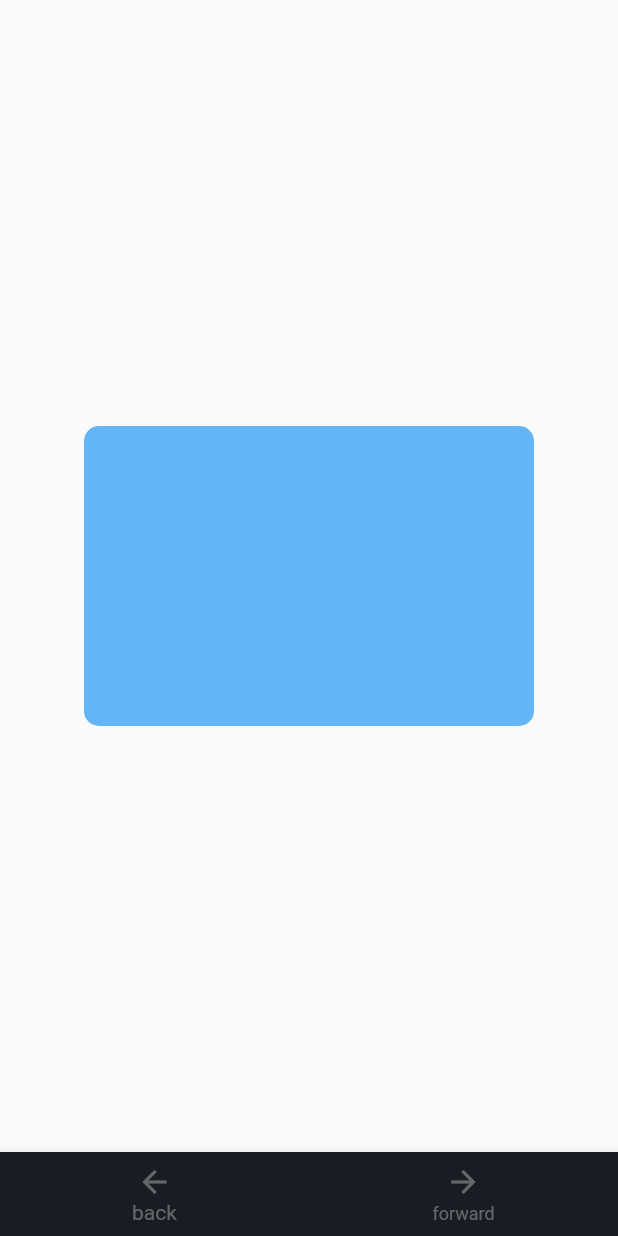
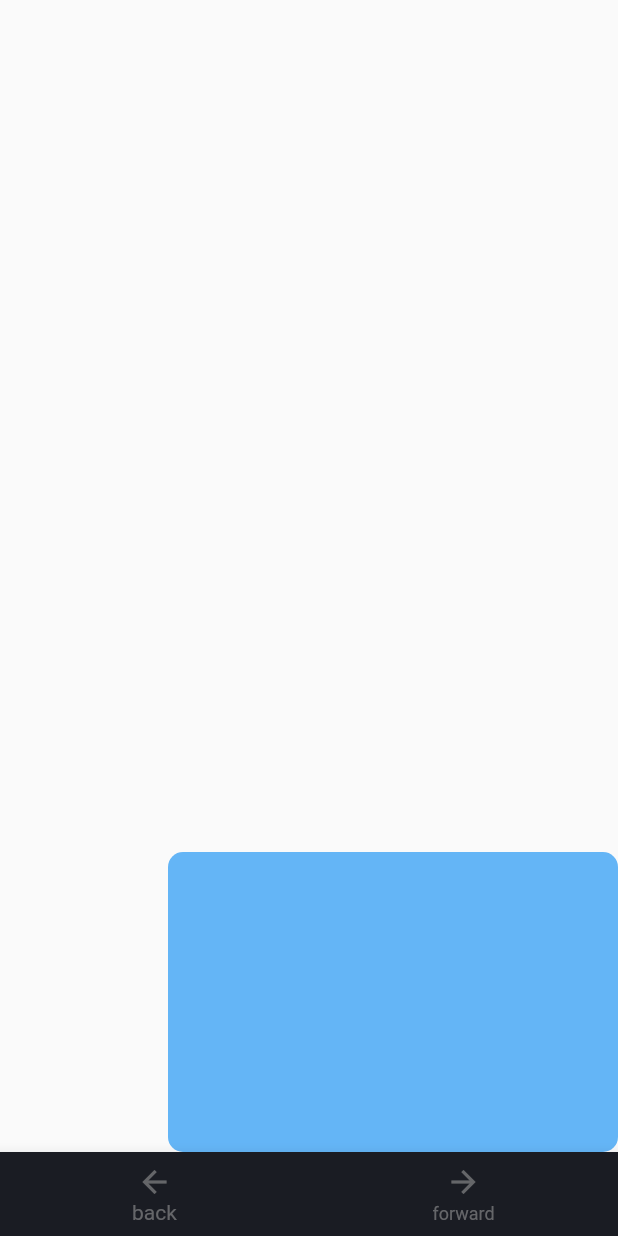
Before and after one commit to rajchunara/flutter_animation_course, a Flutter app: the screen it shows after launch, on a phone screen of 412 x 824 dp. Run offline on Flutter 3.47's test engine with Material 2 defaults, Android fonts, the phone set to English and light mode, and no system bars.

Commit message:
animate align

```diff
--- a/lib/animation_screens/Implicit_animation.dart
+++ b/lib/animation_screens/Implicit_animation.dart
@@ -1,3 +1,5 @@
+import 'dart:math';
+
 import 'package:flutter/material.dart';
 
 const duration = Duration(milliseconds: 350);
@@ -37,3 +39,42 @@ class _AnimateOpacityState extends State<AnimateOpacity> {
     );
   }
 }
+
+class AlignAnimate extends StatefulWidget {
+  AlignAnimate({Key? key}) : super(key: key);
+
+  @override
+  State<AlignAnimate> createState() => _AlignAnimateState();
+}
+
+class _AlignAnimateState extends State<AlignAnimate> {
+  List<Alignment> listAlignment = [
+    Alignment.bottomCenter,
+    Alignment.bottomLeft,
+    Alignment.bottomRight,
+    Alignment.center,
+    Alignment.centerLeft,
+    Alignment.centerRight,
+    Alignment.topCenter,
+    Alignment.topLeft,
+    Alignment.topRight
+  ];
+  Alignment alignment = Alignment.bottomRight;
+  @override
+  Widget build(BuildContext context) {
+    return GestureDetector(
+      onTap: () {
+        Random random = Random();
+        setState(() {
+          /* Generate random alignment */
+          alignment = listAlignment[random.nextInt(9)];
+        });
+      },
+      child: AnimatedAlign(
+        child: container,
+        duration: duration,
+        alignment: alignment,
+      ),
+    );
+  }
+}
--- a/lib/main.dart
+++ b/lib/main.dart
@@ -54,7 +54,12 @@
               body: Center(
                 child: AnimateOpacity(),
               ),
-            )
+            ),
+            Scaffold(
+              body: Center(
+                child: AlignAnimate(),
+              ),
+            ),
           ].reversed.toList(),
         ),
         bottomNavigationBar: BottomNavigationBar(
```
